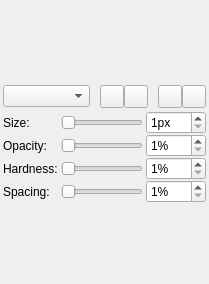
First picture: the form in src/client/ui/simplesettings.ui, repository drawpile/Drawpile, before the edit.
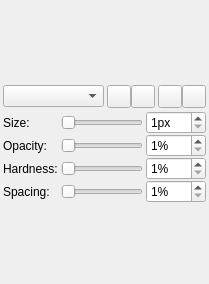
Second picture: the form after the edit. Icons and pictures are not drawn. Custom widgets are drawn as their Qt base class.

The edit to the form file:
```diff
--- a/src/client/ui/simplesettings.ui
+++ b/src/client/ui/simplesettings.ui
@@ -51,7 +51,7 @@
    <item>
     <layout class="QHBoxLayout" name="brushopts">
      <property name="spacing">
-      <number>10</number>
+      <number>3</number>
      </property>
      <property name="topMargin">
       <number>0</number>
```
